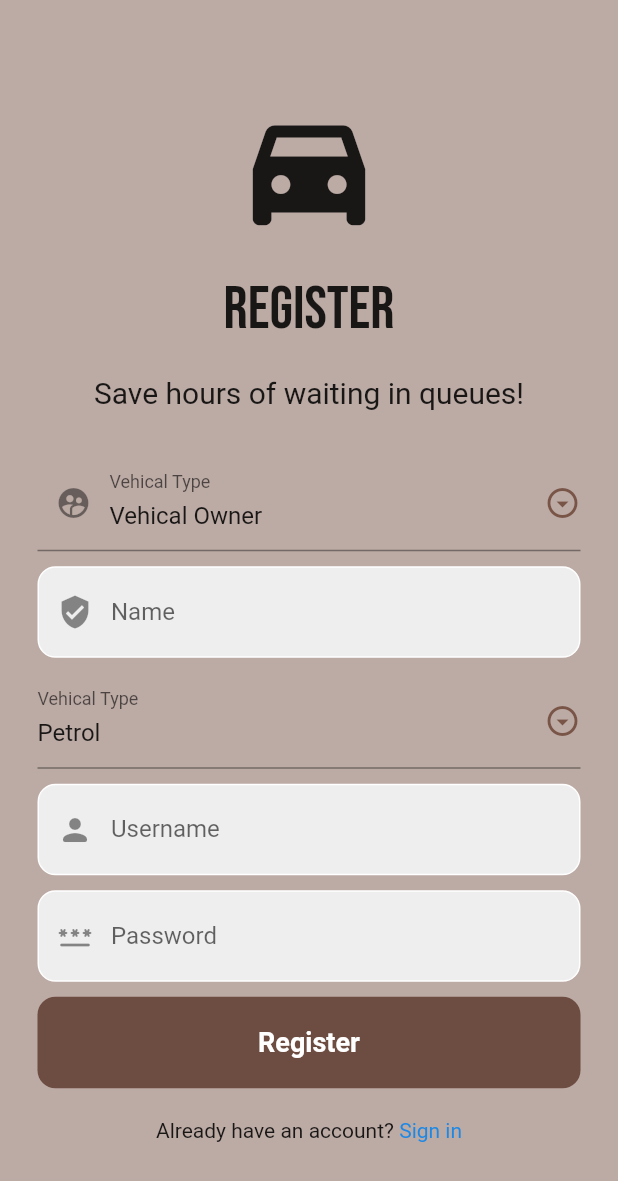
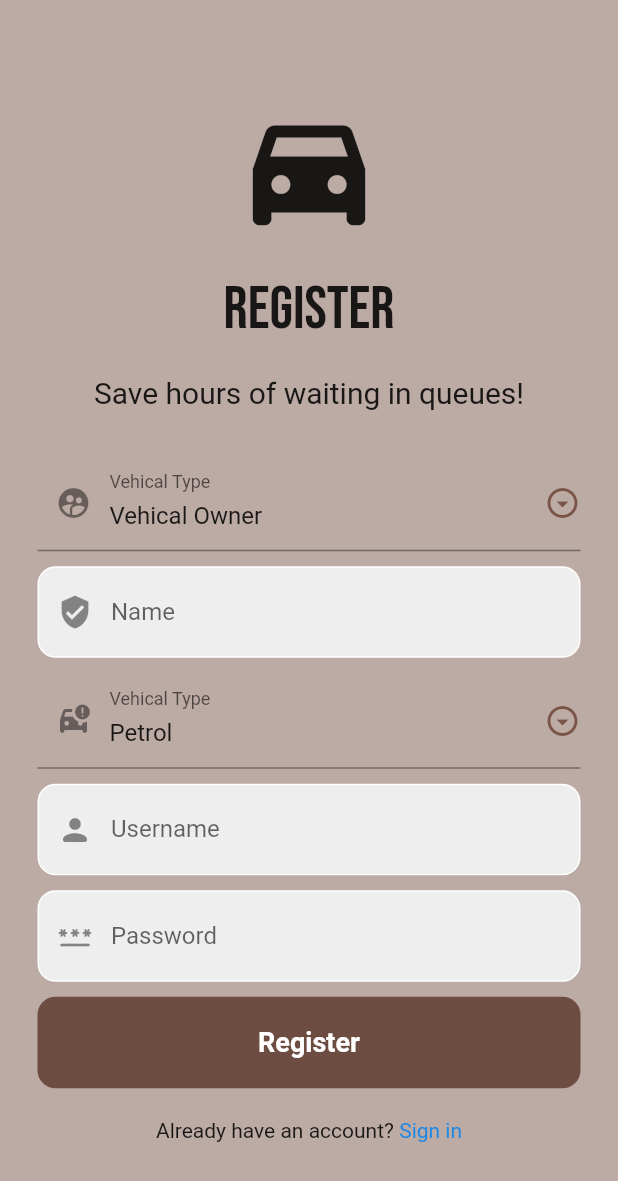
Before and after one commit to MC-FuelQs/fuelapp-frontend-flutter, a Flutter app: the RegisterScreen screen opened directly, on a phone screen of 412 x 824 dp. Shown: the top 1181 px of the screen. Run offline on Flutter 3.47's test engine with Material 2 defaults, Android fonts, the phone set to English and light mode, and no system bars; our stand-ins replace google_fonts.

Commit message:
Fix missing prefix icon

```diff
--- a/lib/components/registerScreen.dart
+++ b/lib/components/registerScreen.dart
@@ -123,7 +123,10 @@ class _RegisterScreenState extends State<RegisterScreen> {
                   icon: const Icon(Icons.arrow_drop_down_circle_outlined,
                       color: Colors.brown),
                   dropdownColor: Colors.brown[50],
-                  decoration: const InputDecoration(labelText: "Vehical Type"),
+                  decoration: const InputDecoration(
+                    labelText: "Vehical Type",
+                    prefixIcon: Icon(Icons.car_crash_rounded),
+                  ),
                 ),
               ),
 
```
